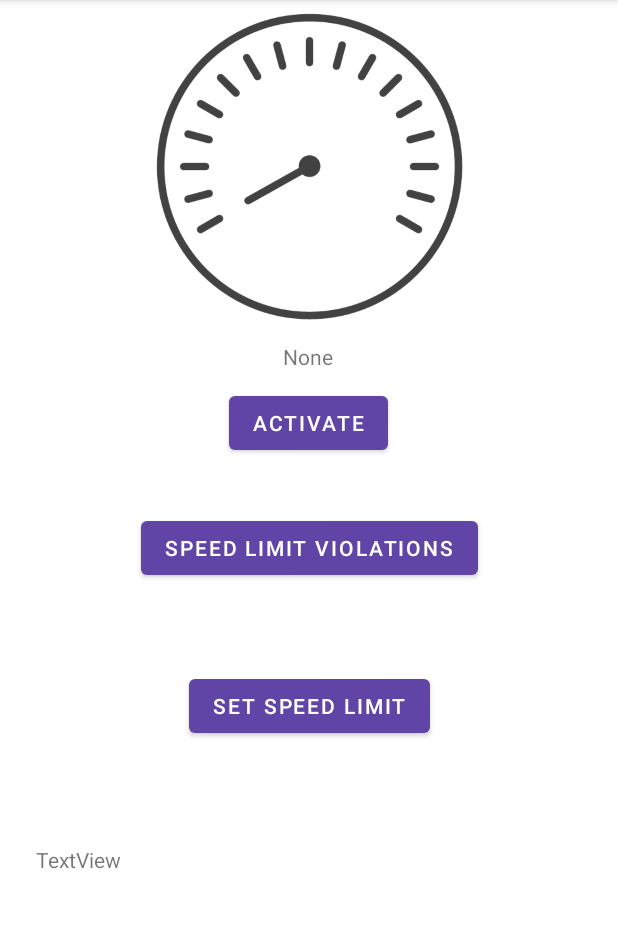
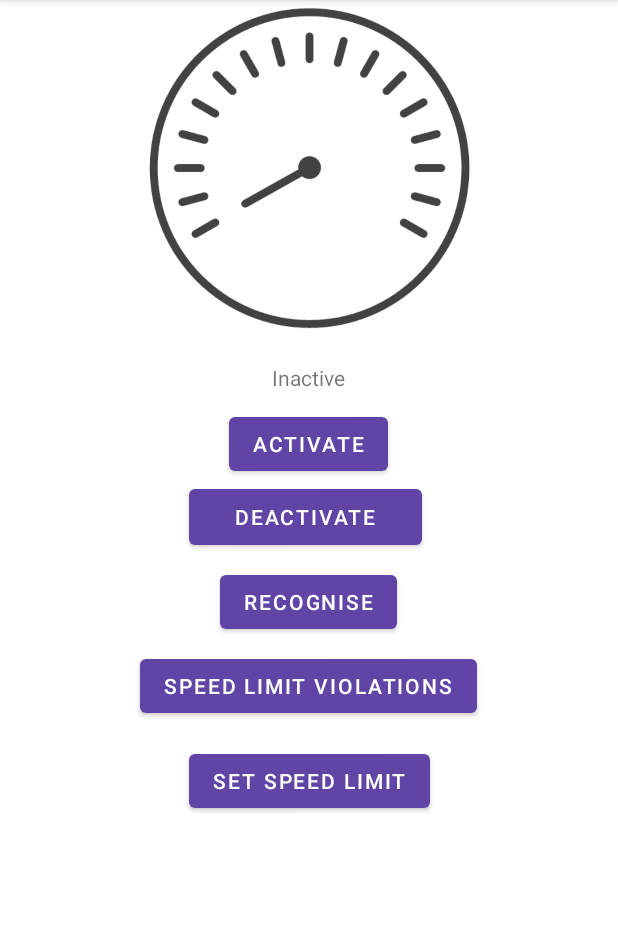
Before and after one commit to DimPap99/Android_SpeedMeter_Sem7, an Android app: the screen it shows after launch (MainActivity), on a phone screen of 412 x 824 dp, the part 84-1012 px from its top. Run offline under Robolectric (Android 15) with nearby library versions, the phone set to English and light mode, and no system bars.

Commit message:
Added text to speech engine, record deletion and almost finished filters

```diff
--- a/app/src/main/java/com/example/atomikiergasia01/MainActivity.java
+++ b/app/src/main/java/com/example/atomikiergasia01/MainActivity.java
@@ -1,5 +1,6 @@
 package com.example.atomikiergasia01;
 import androidx.annotation.NonNull;
+import androidx.annotation.Nullable;
 import androidx.annotation.RequiresApi;
 import androidx.appcompat.app.AppCompatActivity;
 import androidx.constraintlayout.widget.ConstraintLayout;
@@ -23,6 +24,7 @@ import android.os.Build;
 import android.os.Bundle;
 import android.preference.PreferenceManager;
 import android.provider.Settings;
+import android.speech.RecognizerIntent;
 import android.text.Editable;
 import android.view.View;
 import android.view.ViewGroup;
@@ -33,6 +35,7 @@ import android.widget.RelativeLayout;
 import android.widget.TextView;
 import android.widget.Toast;
 
+import java.util.ArrayList;
 import java.util.Map;
 
 public class MainActivity extends AppCompatActivity implements LocationListener {
@@ -40,10 +43,14 @@ public class MainActivity extends AppCompatActivity implements LocationListener
     EditText editText;
     SQLiteDatabase db;
     TextView textView;
-    TextView test;
     LocationManager locationManager;
     Button set_speed_limit;
     Button check_speed_violations;
+    Button activate;
+    Button deactivate;
+    Button speed_limit_violations;
+    private static final int RECORDING_RESULT = 1000;
+
 
     public static boolean created_button = false;
     public static boolean detected_speed_violation = false;
@@ -57,21 +64,23 @@ public class MainActivity extends AppCompatActivity implements LocationListener
     @Override
     protected void onCreate(Bundle savedInstanceState) {
         super.onCreate(savedInstanceState);
+
         setContentView(R.layout.activity_main);
+        activate = findViewById(R.id.button);
         textView = findViewById(R.id.textView);
-        test = findViewById(R.id.textView2);
+
         check_speed_violations = findViewById(R.id.button4);
         ConstraintLayout constraintLayout = (ConstraintLayout)findViewById(R.id.constraint_layout);
         ConstraintSet set = new ConstraintSet();
         db = openOrCreateDatabase("GeoDB", Context.MODE_PRIVATE,null);
-
+        deactivate = findViewById(R.id.button6);
 
         db.execSQL("CREATE TABLE IF NOT EXISTS Location(timestamp INTEGER ,latitude TEXT,longtitude TEXT, speed TEXT )");
 
         locationManager = (LocationManager) getSystemService(LOCATION_SERVICE);
         preferences = getSharedPreferences(SHARED_PREFS, MODE_PRIVATE);
         set_speed_limit = findViewById(R.id.button2);
-
+        speed_limit_violations = findViewById(R.id.button4);
         check_speed_violations.setOnClickListener(new View.OnClickListener() {
             @Override
             public void onClick(View v) {
@@ -123,6 +132,38 @@ public void check_speed_violations(View view){
         startActivity(intent);
 }
 
+    @Override
+    protected void onActivityResult(int requestCode, int resultCode, @Nullable Intent data) {
+        super.onActivityResult(requestCode, resultCode, data);
+        if (requestCode==RECORDING_RESULT && resultCode==RESULT_OK){
+            ArrayList<String> matches = data.getStringArrayListExtra(RecognizerIntent.EXTRA_RESULTS);
+            //textView.setText(matches.get(0));
+            if (matches.contains("activate"))
+                //getWindow().getDecorView().setBackgroundColor(Color.RED);
+                activate.performClick();
+            if (matches.contains("deactivate"))
+                //getWindow().getDecorView().setBackgroundColor(Color.BLUE);
+                deactivate.performClick();
+            if (matches.contains("speed limit violations"))
+                speed_limit_violations.performClick();
+
+                //getWindow().getDecorView().setBackgroundColor(Color.YELLOW);
+        }
+
+    }
+
+    @Override
+    protected void onPause() {
+        super.onPause();
+        locationManager.removeUpdates(this);
+    }
+
+    public void deactivate(View view){
+        textView.setText("Inactive");
+        locationManager.removeUpdates(this);
+
+    }
+
 
     public void gps(View view) {
 
@@ -132,6 +173,7 @@ public void check_speed_violations(View view){
                     requestPermissions(this,new String[]{Manifest.permission.ACCESS_FINE_LOCATION},234);
             return;
         }
+        textView.setText("0.0");
         locationManager.requestLocationUpdates(LocationManager.GPS_PROVIDER, 0, 0, this);}
 
     @Override
@@ -140,7 +182,7 @@ public void check_speed_violations(View view){
         double speed = location.getSpeed();
         double xx = location.getLatitude();
         double yy = location.getLongitude();
-        test.setText(String.valueOf(xx) + "," + String.valueOf(yy));
+        //test.setText(String.valueOf(xx) + "," + String.valueOf(yy));
 
 
 
@@ -200,4 +242,12 @@ public void check_speed_violations(View view){
         editor.apply();
         //textView.setText(String.valueOf(preferences.getFloat("limit", 0)));
     }
+
+
+    public void recognize(View view){
+        Intent intent = new Intent(RecognizerIntent.ACTION_RECOGNIZE_SPEECH);
+        intent.putExtra(RecognizerIntent.EXTRA_LANGUAGE_MODEL,RecognizerIntent.LANGUAGE_MODEL_FREE_FORM);
+        intent.putExtra(RecognizerIntent.EXTRA_PROMPT,"Please say something!");
+        startActivityForResult(intent,RECORDING_RESULT);
+    }
 }
--- a/app/src/main/res/layout/activity_main.xml
+++ b/app/src/main/res/layout/activity_main.xml
@@ -9,14 +9,13 @@
 
     <ImageView
         android:id="@+id/imageView"
-        android:layout_width="258dp"
-        android:layout_height="0dp"
-        android:layout_marginTop="4dp"
-        android:layout_marginBottom="345dp"
-        app:layout_constraintBottom_toTopOf="@+id/textView2"
+        android:layout_width="282dp"
+        android:layout_height="224dp"
+        app:layout_constraintBottom_toBottomOf="parent"
         app:layout_constraintEnd_toEndOf="parent"
         app:layout_constraintStart_toStartOf="parent"
         app:layout_constraintTop_toTopOf="parent"
+        app:layout_constraintVertical_bias="0.0"
         app:srcCompat="@drawable/speedmeter" />
 
     <Button
@@ -34,13 +33,39 @@
         app:layout_constraintTop_toBottomOf="@+id/textView"
         app:layout_constraintVertical_bias="0.0" />
 
+    <Button
+        android:id="@+id/button6"
+        android:layout_width="155dp"
+        android:layout_height="49dp"
+        android:onClick="deactivate"
+        android:text="Deactivate"
+        app:backgroundTint="#6145A6"
+        app:layout_constraintEnd_toEndOf="parent"
+        app:layout_constraintHorizontal_bias="0.492"
+        app:layout_constraintStart_toStartOf="parent"
+        app:layout_constraintTop_toBottomOf="@+id/button" />
+
+    <Button
+        android:id="@+id/button5"
+        android:layout_width="wrap_content"
+        android:layout_height="wrap_content"
+        android:layout_marginTop="8dp"
+        android:onClick="recognize"
+        android:text="Recognise"
+        app:backgroundTint="#6145A6"
+        app:layout_constraintEnd_toEndOf="parent"
+        app:layout_constraintHorizontal_bias="0.498"
+        app:layout_constraintStart_toStartOf="parent"
+        app:layout_constraintTop_toBottomOf="@+id/button6" />
+
     <TextView
         android:id="@+id/textView"
         android:layout_width="220dp"
         android:layout_height="40dp"
+        android:layout_marginTop="8dp"
         android:gravity="center"
         android:onClick="gps"
-        android:text="None"
+        android:text="Inactive"
         app:layout_constraintEnd_toEndOf="parent"
         app:layout_constraintHorizontal_bias="0.497"
         app:layout_constraintStart_toStartOf="parent"
@@ -57,31 +82,19 @@
         app:layout_constraintBottom_toBottomOf="parent"
         app:layout_constraintEnd_toEndOf="parent"
         app:layout_constraintStart_toStartOf="parent"
-        app:layout_constraintTop_toBottomOf="@+id/button4" />
+        app:layout_constraintTop_toBottomOf="@+id/button4"
+        app:layout_constraintVertical_bias="0.41" />
 
     <Button
         android:id="@+id/button4"
         android:layout_width="wrap_content"
         android:layout_height="wrap_content"
-        android:layout_marginTop="19dp"
+        android:layout_marginTop="8dp"
         android:text="Speed Limit Violations"
         app:backgroundTint="#6145A6"
-        app:layout_constraintBottom_toBottomOf="parent"
         app:layout_constraintEnd_toEndOf="parent"
+        app:layout_constraintHorizontal_bias="0.497"
         app:layout_constraintStart_toStartOf="parent"
-        app:layout_constraintTop_toBottomOf="@+id/button"
-        app:layout_constraintVertical_bias="0.04" />
-
-    <TextView
-        android:id="@+id/textView2"
-        android:layout_width="170dp"
-        android:layout_height="71dp"
-        android:layout_marginStart="24dp"
-        android:layout_marginLeft="24dp"
-        android:layout_marginBottom="133dp"
-        android:text="TextView"
-        app:layout_constraintBottom_toBottomOf="parent"
-        app:layout_constraintStart_toStartOf="parent"
-        app:layout_constraintTop_toBottomOf="@+id/imageView" />
+        app:layout_constraintTop_toBottomOf="@+id/button5" />
 
 </androidx.constraintlayout.widget.ConstraintLayout>
```
Also changed, not shown: app/src/main/java/com/example/atomikiergasia01/MainActivity2.java (+72 -13 lines), app/src/main/java/com/example/atomikiergasia01/TTS.java (added, +32 -0 lines), app/src/main/res/layout/activity_main2.xml (+46 -7 lines), app/src/main/res/values/spinner_Values.xml (added, +11 -0 lines).
